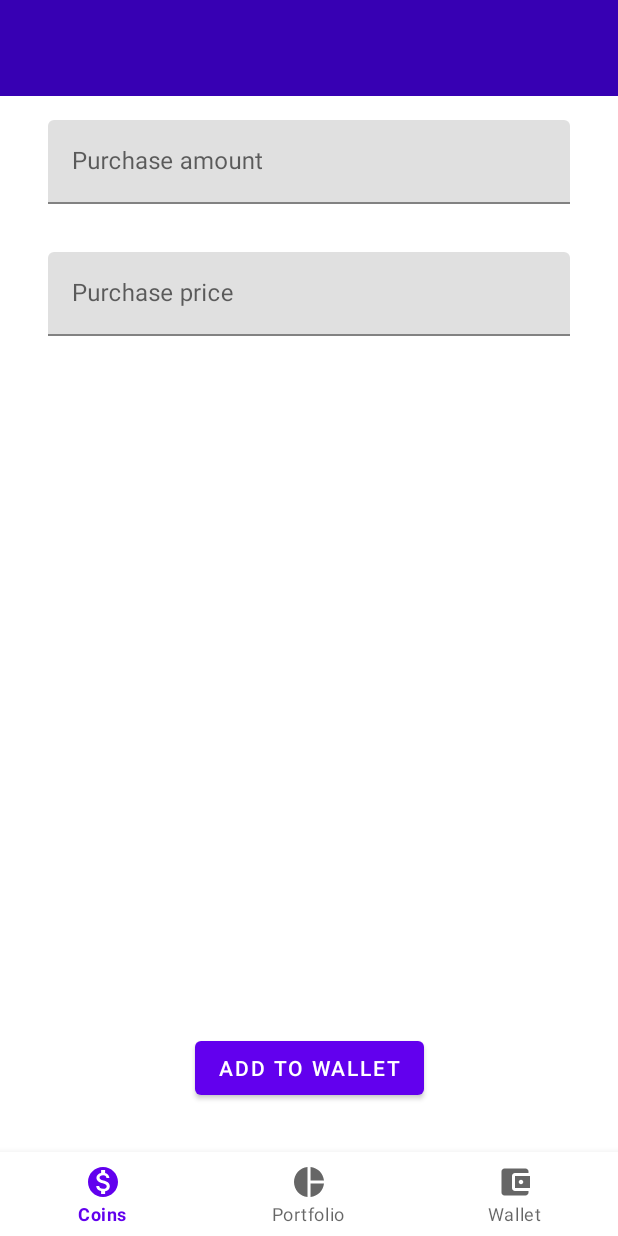
After one commit to jazzysnake/HodlPal, an Android app: the fragment AddCoin placed in its activity, on a phone screen of 412 x 824 dp. The commit adds this screen. Run offline under Robolectric (Android 15) with nearby library versions, the phone set to English and light mode, and no system bars; our stand-ins replace Room's generated code, navigation-ui; network calls fail; pictures from the network do not load; 3 statements that could not run were skipped.

Commit message:
addcoin fragment+minor refractor

```diff
--- a/app/src/main/java/hu/jazzy/hodlpal/adapter/CoinAdapter.kt
+++ b/app/src/main/java/hu/jazzy/hodlpal/adapter/CoinAdapter.kt
@@ -28,7 +28,7 @@ class CoinAdapter : RecyclerView.Adapter<CoinAdapter.CoinViewHolder>() {
             placeholder(R.drawable.cryptocurrencies)
         }
         holder.binding.cardView.setOnClickListener {
-            val action = CoinsDirections.actionCoinsToCoinDetails(list[position].rank-1)
+            val action = CoinsDirections.actionCoinsToCoinDetails(list[position].rank)
             holder.binding.cardView.findNavController().navigate(action)
         }
     }
--- a/app/src/main/java/hu/jazzy/hodlpal/database/Dao.kt
+++ b/app/src/main/java/hu/jazzy/hodlpal/database/Dao.kt
@@ -11,4 +11,7 @@ interface Dao {
 
     @Query("SELECT * FROM held_coin_table ORDER BY amount DESC")
     fun readAllHeldCoins():LiveData<List<HeldCoin>>
+
+    @Update(onConflict = OnConflictStrategy.REPLACE)
+    suspend fun updateHeldCoin(heldCoin: HeldCoin)
 }
--- /dev/null
+++ b/app/src/main/java/hu/jazzy/hodlpal/fragments/AddCoin.kt
@@ -0,0 +1,74 @@
+package hu.jazzy.hodlpal.fragments
+
+import android.os.Bundle
+import androidx.fragment.app.Fragment
+import android.view.LayoutInflater
+import android.view.View
+import android.view.ViewGroup
+import android.widget.EditText
+import android.widget.Toast
+import androidx.fragment.app.activityViewModels
+import androidx.navigation.fragment.navArgs
+import coil.load
+import hu.jazzy.hodlpal.database.HeldCoin
+import hu.jazzy.hodlpal.database.PersistentCoin
+import hu.jazzy.hodlpal.databinding.FragmentAddCoinBinding
+import hu.jazzy.hodlpal.model.Coin
+import hu.jazzy.hodlpal.viewmodels.CoinsViewModel
+import hu.jazzy.hodlpal.viewmodels.HoldingsViewModel
+import java.util.*
+
+
+class AddCoin : Fragment() {
+
+    private lateinit var binding: FragmentAddCoinBinding
+    private val args:AddCoinArgs by navArgs()
+    private val coinsViewModel: CoinsViewModel by activityViewModels()
+    private val holdingsViewModel: HoldingsViewModel by activityViewModels()
+    private lateinit var coin:Coin
+    private var heldCoinsSize :Int = 0
+
+
+    override fun onCreateView(
+        inflater: LayoutInflater, container: ViewGroup?,
+        savedInstanceState: Bundle?
+    ): View {
+        binding = FragmentAddCoinBinding.inflate(layoutInflater)
+        val index = args.coinRank-1
+        coinsViewModel.getCoinsResponse().observe(viewLifecycleOwner){
+            response -> if (response.isSuccessful){
+            coin=response.body()!!.coins[index]
+            binding.coinNameTv.text=coin.name
+            binding.imageView.load(coin.icon)
+            var priceInput  = EditText(requireContext())
+            priceInput.setText(coin.price.toString())
+            binding.addCoinInputPrice.text=priceInput.text
+        }
+        }
+
+        holdingsViewModel.readAllHeldCoins.observe(viewLifecycleOwner){
+            if (it!=null){
+                var tmp = heldCoinsSize
+                heldCoinsSize=it.size
+                if (tmp<heldCoinsSize)
+                    Toast.makeText(requireContext(),"Coin successfully added",Toast.LENGTH_SHORT).show()
+
+            }
+        }
+        setClickListener()
+
+        return binding.root
+    }
+
+    private fun setClickListener(){
+        binding.btnAddToWallet.setOnClickListener {
+            val inputPrice = binding.addCoinInputPrice.text
+            val price = inputPrice!!.split(" ")[0].toDouble()
+            val inputAmount = binding.addCoinInputAmount.text
+            val amount = inputAmount!!.split(" ")[0].toDouble()
+            val heldCoin = HeldCoin(0, PersistentCoin(coin),price,Calendar.getInstance().time,amount)
+            holdingsViewModel.addHeldCoin(heldCoin)
+        }
+    }
+
+}
--- a/app/src/main/java/hu/jazzy/hodlpal/fragments/CoinDetails.kt
+++ b/app/src/main/java/hu/jazzy/hodlpal/fragments/CoinDetails.kt
@@ -1,7 +1,6 @@
 package hu.jazzy.hodlpal.fragments
 
 import android.os.Bundle
-import android.util.Log
 import android.view.LayoutInflater
 import android.view.View
 import android.view.ViewGroup
@@ -10,19 +9,16 @@ import android.widget.Toast
 import androidx.fragment.app.Fragment
 import androidx.fragment.app.activityViewModels
 import androidx.lifecycle.ViewModelProvider
+import androidx.navigation.fragment.findNavController
 import androidx.navigation.fragment.navArgs
 import coil.load
 import hu.jazzy.hodlpal.R
 import hu.jazzy.hodlpal.databinding.FragmentCoinDetaisBinding
 import hu.jazzy.hodlpal.model.Coin
-import hu.jazzy.hodlpal.database.HeldCoin
-import hu.jazzy.hodlpal.database.PersistentCoin
+
 import hu.jazzy.hodlpal.viewmodels.CoinsViewModel
 import hu.jazzy.hodlpal.viewmodels.HoldingsViewModel
 import java.text.DecimalFormat
-import java.time.LocalDateTime
-import java.time.ZoneOffset
-import java.util.*
 
 
 class CoinDetails : Fragment() {
@@ -32,7 +28,6 @@ class CoinDetails : Fragment() {
     private lateinit var holdingsViewModel: HoldingsViewModel// by activityViewModels()
     private val longFormat: DecimalFormat = DecimalFormat("#.#######")
     private val shortFormat: DecimalFormat = DecimalFormat("#.##")
-    private val calendar: Calendar = Calendar.getInstance()
 
 
     override fun onCreateView(
@@ -42,7 +37,7 @@ class CoinDetails : Fragment() {
     ): View {
         super.onCreateView(inflater, container, savedInstanceState)
         binding = FragmentCoinDetaisBinding.inflate(layoutInflater)
-        val index: Int = args.coinIndex
+        val index: Int = args.coinRank-1
         holdingsViewModel = ViewModelProvider(this).get(HoldingsViewModel::class.java)
         coinsViewModel.getCoinsResponse().observe(viewLifecycleOwner, { response ->
             if (response.isSuccessful) {
@@ -62,21 +57,13 @@ class CoinDetails : Fragment() {
             }
         })
 
-        holdingsViewModel.readAllHeldCoins.observe(viewLifecycleOwner,{
-            for (item in it){
-                Log.d("COINADDED",item.coin.name)
-            }
-        })
         return binding.root
     }
 
     private fun setClickListener(coin: Coin){
         binding.buyButton.setOnClickListener {
-            LocalDateTime.now()
-            val heldCoin = HeldCoin(0, PersistentCoin(coin),coin.price,
-                calendar.time,
-                1.0)
-            holdingsViewModel.addHeldCoin(heldCoin)
+            val action = CoinDetailsDirections.actionCoinDetailsToAddCoin(args.coinRank)
+            findNavController().navigate(action)
         }
     }
 
--- a/app/src/main/java/hu/jazzy/hodlpal/repository/HoldingsRepository.kt
+++ b/app/src/main/java/hu/jazzy/hodlpal/repository/HoldingsRepository.kt
@@ -10,4 +10,8 @@ class HoldingsRepository(private val dao: Dao) {
     suspend fun addHeldCoin(heldCoin: HeldCoin){
         dao.addHeldCoin(heldCoin)
     }
+
+    suspend fun updateHeldCoin(heldCoin: HeldCoin){
+        dao.updateHeldCoin(heldCoin)
+    }
 }
--- /dev/null
+++ b/app/src/main/res/layout/fragment_add_coin.xml
@@ -0,0 +1,105 @@
+<?xml version="1.0" encoding="utf-8"?>
+<androidx.constraintlayout.widget.ConstraintLayout xmlns:android="http://schemas.android.com/apk/res/android"
+    xmlns:app="http://schemas.android.com/apk/res-auto"
+    xmlns:tools="http://schemas.android.com/tools"
+    android:layout_width="match_parent"
+    android:layout_height="match_parent"
+    tools:context=".fragments.AddCoin">
+
+    <androidx.constraintlayout.widget.ConstraintLayout
+        android:id="@+id/add_coin_header"
+        android:layout_width="match_parent"
+        android:layout_height="wrap_content"
+        app:layout_constraintRight_toRightOf="parent"
+        app:layout_constraintLeft_toLeftOf="parent"
+        app:layout_constraintTop_toTopOf="parent"
+        android:layout_marginBottom="32dp"
+        android:background="@color/design_default_color_primary_variant"
+        >
+
+        <TextView
+            android:id="@+id/coin_name_tv"
+            android:layout_width="0dp"
+            android:layout_height="wrap_content"
+            android:ellipsize="end"
+            android:maxLines="2"
+            android:paddingLeft="32dp"
+            android:paddingRight="32dp"
+            android:textStyle="bold"
+            android:textAlignment="center"
+            android:textSize="40sp"
+            app:layout_constraintBottom_toBottomOf="parent"
+            app:layout_constraintEnd_toStartOf="@+id/imageView"
+            app:layout_constraintLeft_toRightOf="parent"
+            app:layout_constraintRight_toLeftOf="@+id/imageView"
+            app:layout_constraintStart_toStartOf="parent"
+            app:layout_constraintTop_toTopOf="parent" />
+
+        <ImageView
+            android:id="@+id/imageView"
+            android:layout_width="67dp"
+            android:layout_height="64dp"
+            app:layout_constraintEnd_toEndOf="parent"
+            app:layout_constraintTop_toTopOf="parent"
+            tools:src="@tools:sample/avatars" />
+    </androidx.constraintlayout.widget.ConstraintLayout>
+
+    <com.google.android.material.textfield.TextInputLayout
+        android:id="@+id/add_coin_amount_txt_layout"
+        android:layout_width="match_parent"
+        android:layout_height="wrap_content"
+        android:layout_marginLeft="16dp"
+        android:layout_marginRight="16dp"
+        android:padding="16dp"
+        app:layout_constraintEnd_toEndOf="parent"
+        app:layout_constraintStart_toStartOf="parent"
+        app:layout_constraintTop_toBottomOf="@+id/add_coin_header">
+
+
+        <com.google.android.material.textfield.TextInputEditText
+            android:hint="@string/purchase_amount"
+            android:id="@+id/add_coin_input_amount"
+            android:layout_width="match_parent"
+            android:layout_height="wrap_content"
+            android:inputType="number"
+            >
+
+        </com.google.android.material.textfield.TextInputEditText>
+
+
+    </com.google.android.material.textfield.TextInputLayout>
+
+    <com.google.android.material.textfield.TextInputLayout
+        android:id="@+id/add_coin_price_txt_layout"
+        android:layout_width="match_parent"
+        android:layout_height="wrap_content"
+        app:layout_constraintEnd_toEndOf="parent"
+        app:layout_constraintStart_toStartOf="parent"
+        app:layout_constraintTop_toBottomOf="@+id/add_coin_amount_txt_layout"
+        android:layout_marginLeft="16dp"
+        android:layout_marginRight="16dp"
+        android:padding="16dp"
+        >
+        <com.google.android.material.textfield.TextInputEditText
+            android:id="@+id/add_coin_input_price"
+            android:layout_width="match_parent"
+            android:hint="Purchase price"
+            android:layout_height="wrap_content"
+            android:inputType="number">
+        </com.google.android.material.textfield.TextInputEditText>
+
+    </com.google.android.material.textfield.TextInputLayout>
+
+    <Button
+        android:id="@+id/btn_add_to_wallet"
+        android:layout_width="wrap_content"
+        android:layout_height="wrap_content"
+        app:layout_constraintLeft_toLeftOf="parent"
+        app:layout_constraintRight_toRightOf="parent"
+        app:layout_constraintBottom_toBottomOf="parent"
+        android:text="@string/add_to_wallet"
+        android:layout_marginBottom="32dp">
+
+    </Button>
+
+</androidx.constraintlayout.widget.ConstraintLayout>
--- a/app/src/main/res/navigation/nav_graph.xml
+++ b/app/src/main/res/navigation/nav_graph.xml
@@ -33,9 +33,24 @@
             android:id="@+id/action_coinDetails_to_coins"
             app:destination="@id/coins" />
         <argument
-            android:name="coin_index"
+            android:name="coin_rank"
             app:argType="integer"
             android:defaultValue="0" />
+        <action
+            android:id="@+id/action_coinDetails_to_addCoin"
+            app:destination="@id/addCoin" />
+    </fragment>
+    <fragment
+        android:id="@+id/addCoin"
+        android:name="hu.jazzy.hodlpal.fragments.AddCoin"
+        android:label="fragment_add_coin"
+        tools:layout="@layout/fragment_add_coin" >
+        <action
+            android:id="@+id/action_addCoin_to_coinDetails"
+            app:destination="@id/coinDetails" />
+        <argument
+            android:name="coinRank"
+            app:argType="integer" />
     </fragment>
 
 </navigation>
--- a/app/src/main/res/values/strings.xml
+++ b/app/src/main/res/values/strings.xml
@@ -11,4 +11,5 @@
     <string name="total_supply">Total supply:</string>
     <string name="available_supply">Available supply:</string>
     <string name="add_to_wallet">Add to Wallet</string>
+    <string name="purchase_amount">Purchase amount</string>
 </resources>
```
